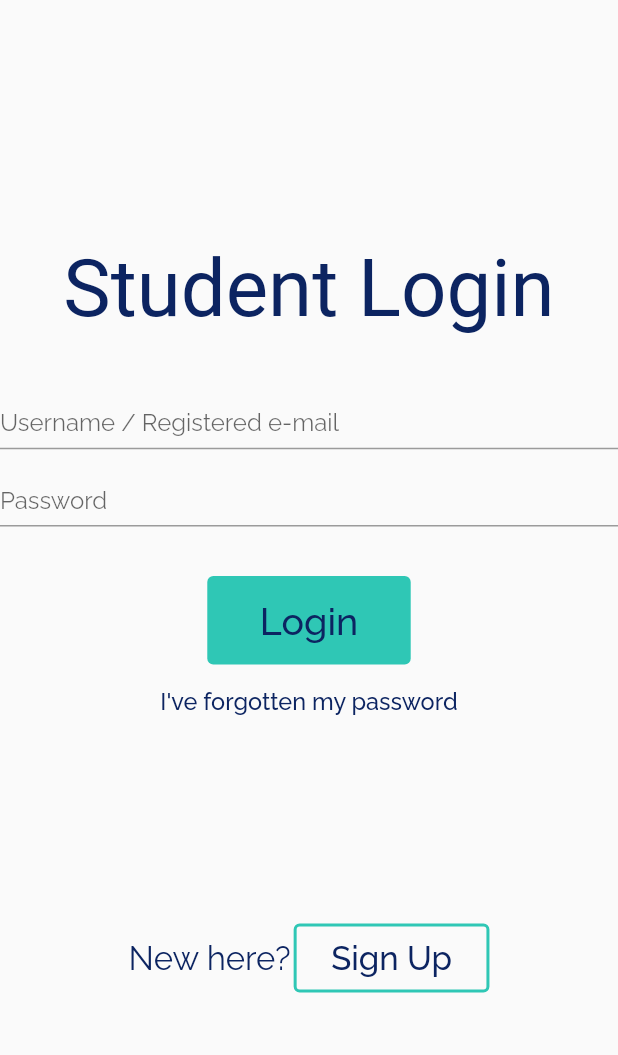
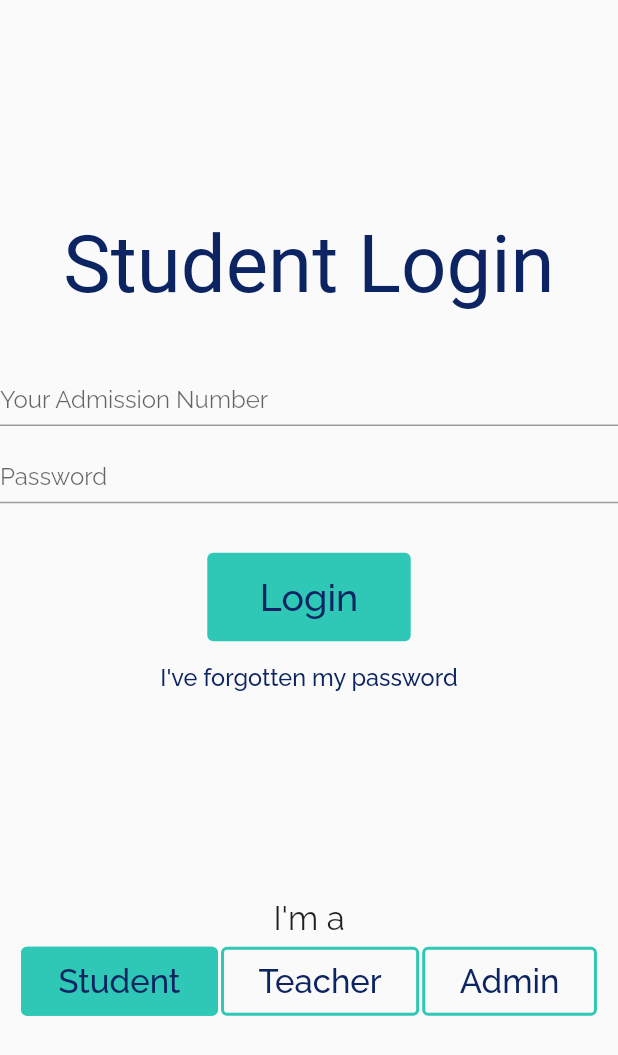
Before and after one commit to Soundarya03/backpack-webapp, a Flutter app: the LoginWidget widget shown alone on an empty page, opened directly, on a phone screen of 412 x 824 dp. Shown: the top 1055 px of the screen. Run offline on Flutter 3.47's test engine with Material 2 defaults, Android fonts, the phone set to English and light mode, and no system bars; our stand-ins replace google_fonts.

Commit message:
login page update

```diff
--- a/lib/login.dart
+++ b/lib/login.dart
@@ -7,6 +7,8 @@ class LoginWidget extends StatefulWidget {
 }
 
 class _LoginWidgetState extends State<LoginWidget> {
+  var choice = 1;
+
   @override
   Widget build(BuildContext context) {
     var mediumFont = MediaQuery.of(context).size.height * 0.038;
@@ -16,10 +18,9 @@ class _LoginWidgetState extends State<LoginWidget> {
     return Column(
       mainAxisSize: MainAxisSize.max,
       mainAxisAlignment: MainAxisAlignment.center,
-      //crossAxisAlignment: CrossAxisAlignment.center,
       children: [
         Text(
-          "Student Login",
+          (choice == 2 ? "Teacher" : "Student") + " Login",
           style: GoogleFonts.fredokaOne(
             fontSize: mediumFont * 1.7,
             color: Color(0xff0c2461),
@@ -30,7 +31,7 @@ class _LoginWidgetState extends State<LoginWidget> {
         ),
         TextFormField(
           decoration: InputDecoration(
-            hintText: 'Username / Registered e-mail',
+            hintText: choice == 2 ? 'Your Username' : 'Your Admission Number',
             isDense: true,
             focusColor: Color(0xff0c2461),
           ),
@@ -39,6 +40,7 @@ class _LoginWidgetState extends State<LoginWidget> {
           height: height * 0.02,
         ),
         TextFormField(
+          obscureText: true,
           decoration: InputDecoration(
             hintText: 'Password',
             isDense: true,
@@ -76,22 +78,27 @@ class _LoginWidgetState extends State<LoginWidget> {
         SizedBox(
           height: height * 0.15,
         ),
+        Padding(
+          padding: const EdgeInsets.only(bottom: 5),
+          child: Text(
+            'I\'m a',
+            style: TextStyle(
+              fontSize: mediumFont * 0.7,
+            ),
+          ),
+        ),
         Row(
           mainAxisAlignment: MainAxisAlignment.center,
           children: [
-            Text(
-              'New here?',
-              style: TextStyle(
-                color: Color(0xff0c2461),
-                fontSize: mediumFont * 0.7,
-              ),
-            ),
-            SizedBox(
-              width: width * 0.005,
-            ),
             OutlinedButton(
-              onPressed: () => {},
+              onPressed: () => {
+                setState(() {
+                  choice = 1;
+                })
+              },
               style: ButtonStyle(
+                backgroundColor: MaterialStateProperty.all<Color>(
+                    choice == 1 ? Color(0xff2fc7b5) : Colors.transparent),
                 padding: MaterialStateProperty.all<EdgeInsetsGeometry>(
                     EdgeInsets.fromLTRB(25, 10, 25, 10)),
                 side: MaterialStateProperty.all<BorderSide>(BorderSide(
@@ -100,7 +107,61 @@ class _LoginWidgetState extends State<LoginWidget> {
                 )),
               ),
               child: Text(
-                'Sign Up',
+                'Student',
+                style: TextStyle(
+                  color: Color(0xff0c2461),
+                  fontSize: mediumFont * 0.7,
+                ),
+              ),
+            ),
+            SizedBox(
+              width: width * 0.005,
+            ),
+            OutlinedButton(
+              onPressed: () => {
+                setState(() {
+                  choice = 2;
+                })
+              },
+              style: ButtonStyle(
+                backgroundColor: MaterialStateProperty.all<Color>(
+                    choice == 2 ? Color(0xff2fc7b5) : Colors.transparent),
+                padding: MaterialStateProperty.all<EdgeInsetsGeometry>(
+                    EdgeInsets.fromLTRB(25, 10, 25, 10)),
+                side: MaterialStateProperty.all<BorderSide>(BorderSide(
+                  color: Color(0xff2fc7b5),
+                  width: 2,
+                )),
+              ),
+              child: Text(
+                'Teacher',
+                style: TextStyle(
+                  color: Color(0xff0c2461),
+                  fontSize: mediumFont * 0.7,
+                ),
+              ),
+            ),
+            SizedBox(
+              width: width * 0.005,
+            ),
+            OutlinedButton(
+              onPressed: () => {
+                setState(() {
+                  choice = 3;
+                })
+              },
+              style: ButtonStyle(
+                backgroundColor: MaterialStateProperty.all<Color>(
+                    choice == 3 ? Color(0xff2fc7b5) : Colors.transparent),
+                padding: MaterialStateProperty.all<EdgeInsetsGeometry>(
+                    EdgeInsets.fromLTRB(25, 10, 25, 10)),
+                side: MaterialStateProperty.all<BorderSide>(BorderSide(
+                  color: Color(0xff2fc7b5),
+                  width: 2,
+                )),
+              ),
+              child: Text(
+                'Admin',
                 style: TextStyle(
                   color: Color(0xff0c2461),
                   fontSize: mediumFont * 0.7,
--- a/lib/main.dart
+++ b/lib/main.dart
@@ -29,6 +29,9 @@ class LandingPage extends StatefulWidget {
 class _LandingPageState extends State<LandingPage> {
   @override
   Widget build(BuildContext context) {
+    var mediumFont = MediaQuery.of(context).size.height * 0.038;
+    var isNew = false;
+
     return Container(
       height: MediaQuery.of(context).size.height,
       child: Row(
@@ -52,7 +55,7 @@ class _LandingPageState extends State<LandingPage> {
                 Text(
                   "For all things school",
                   style: GoogleFonts.raleway(
-                    fontSize: 16,
+                    fontSize: mediumFont * 0.7,
                     color: Colors.grey,
                   ),
                 ),
```
